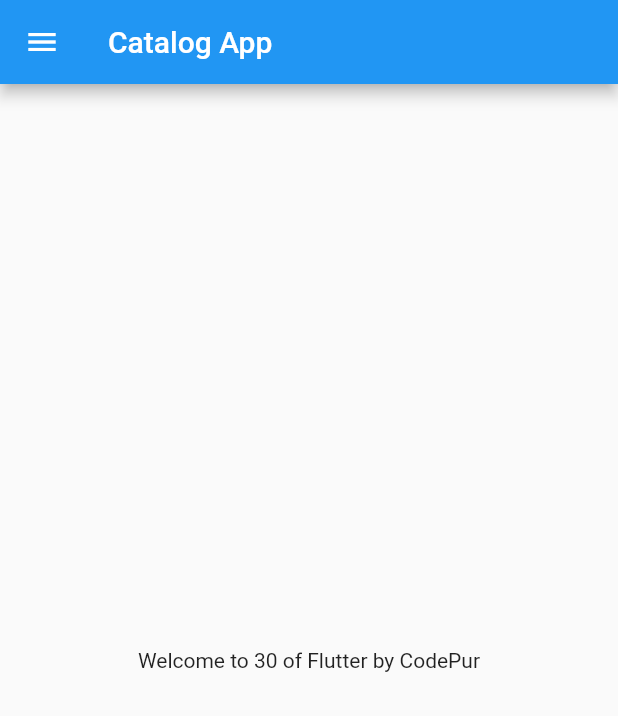
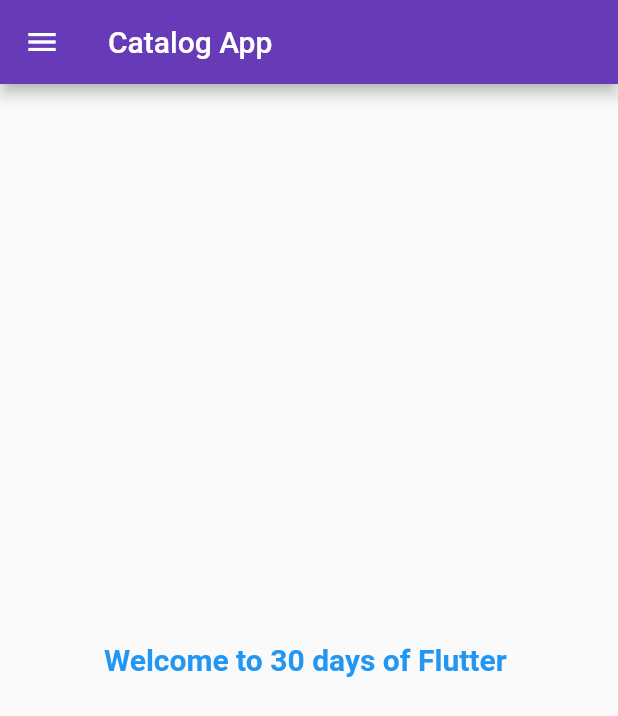
Before and after one commit to man-su-97/30DaysOf_Flutter, a Flutter app: the screen it shows after launch, on a phone screen of 412 x 824 dp. Shown: the top 716 px of the screen. Run offline on Flutter 3.47's test engine with Material 2 defaults, Android fonts, the phone set to English and light mode, and no system bars.

Commit message:
Day-3 complete

```diff
--- a/lib/home_page.dart
+++ b/lib/Pages/home_page.dart
@@ -2,7 +2,7 @@ import 'package:flutter/material.dart';
 
 class HomePage extends StatelessWidget {
   final int days = 30;
-  final String name = "CodePur", subject = "Flutter";
+  final String subject = "Flutter";
 
   @override
   Widget build(BuildContext context) {
@@ -11,10 +11,13 @@ class HomePage extends StatelessWidget {
         title: Text("Catalog App"),
       ),
       body: Center(
-        child: Container(
-          child: Text("Welcome to $days of $subject by " + name),
+          child: Container(
+        child: Text(
+          "Welcome to $days days of $subject ",
+          style: TextStyle(
+              fontSize: 20, color: Colors.blue, fontWeight: FontWeight.bold),
         ),
-      ),
+      )),
       drawer: Drawer(),
     );
   }
--- a/lib/main.dart
+++ b/lib/main.dart
@@ -1,15 +1,27 @@
 import 'package:flutter/material.dart';
-import 'package:flutter_learn_app/home_page.dart';
+import 'package:flutter_learn_app/Pages/home_page.dart';
+import 'package:flutter_learn_app/Pages/login_page.dart';
 
 void main() {
   runApp(MyApp());
 }
 
+// ignore: camel_case_types
 class MyApp extends StatelessWidget {
   @override
   Widget build(BuildContext context) {
     return MaterialApp(
-      home:HomePage(),
+      themeMode: ThemeMode.system,
+      theme: ThemeData(primarySwatch: Colors.deepPurple),
+      darkTheme: ThemeData(
+        brightness: Brightness.dark
+    ),
+    initialRoute: "/home" ,
+      routes: {
+        "/": (context) => LoginPage(),
+        "/home": (context) => HomePage(),
+        "/login": (context) => LoginPage(),
+      },
     );
   }
 }
```
Also changed, not shown: lib/Pages/login_page.dart (added, +19 -0 lines).
